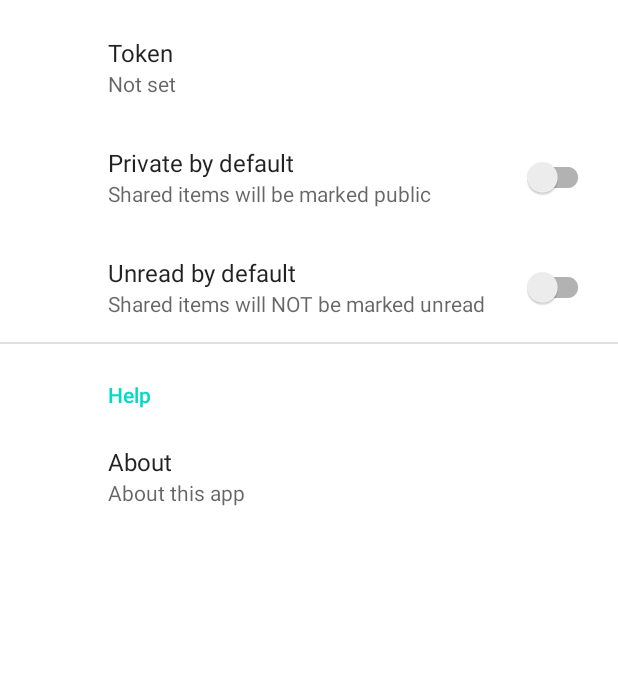
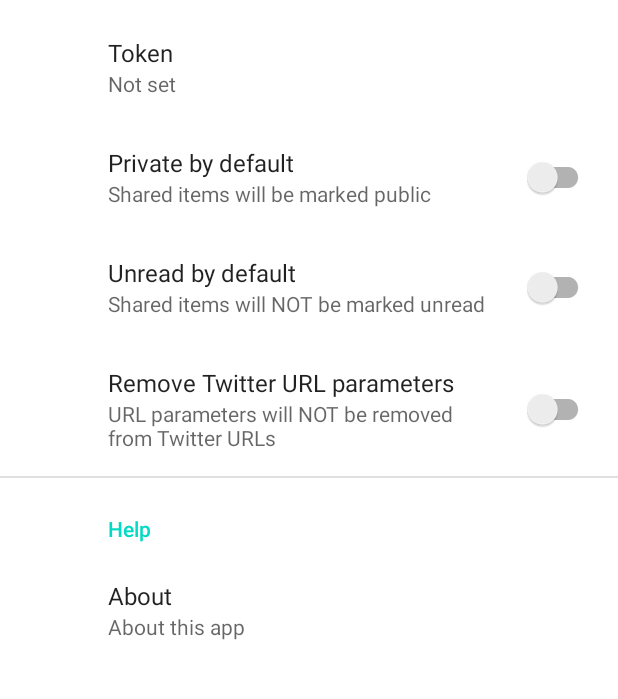
Before and after one commit to mbikovitsky/ShareToPinboard, an Android app: the screen it shows after launch (SettingsActivity), on a phone screen of 412 x 824 dp, the part 149-848 px from its top. Run offline under Robolectric (Android 15) with nearby library versions, the phone set to English and light mode, and no system bars; our stand-ins replace androidx.preference.

Commit message:
Implement Twitter URL filtering

```diff
--- a/app/src/main/java/com/bikodbg/sharetopinboard/Preferences.kt
+++ b/app/src/main/java/com/bikodbg/sharetopinboard/Preferences.kt
@@ -10,6 +10,8 @@ class Preferences(context: Context) {
 
     val unread get() = sharedPreferences.getBoolean(unreadByDefaultKey, false)
 
+    val filterTwitter get() = sharedPreferences.getBoolean(filterTwitterKey, false)
+
     private val sharedPreferences =
         PreferenceManager.getDefaultSharedPreferences(context)
 
@@ -20,4 +22,6 @@ class Preferences(context: Context) {
 
     private val unreadByDefaultKey =
         context.getString(R.string.pinboard_unread_by_default)
+
+    private val filterTwitterKey = context.getString(R.string.pinboard_filter_twitter)
 }
--- a/app/src/main/res/values/strings.xml
+++ b/app/src/main/res/values/strings.xml
@@ -19,6 +19,11 @@
     <string name="pinboard_unread_by_default_summary_on">Shared items will be marked unread</string>
     <string name="pinboard_unread_by_default_summary_off">Shared items will NOT be marked unread</string>
 
+    <string name="pinboard_filter_twitter">pinboard_filter_twitter</string>
+    <string name="pinboard_filter_twitter_preference_title">Remove Twitter URL parameters</string>
+    <string name="pinboard_filter_twitter_summary_on">URL parameters will be removed from Twitter URLs</string>
+    <string name="pinboard_filter_twitter_summary_off">URL parameters will NOT be removed from Twitter URLs</string>
+
     <!--  Help  -->
     <string name="about_preference_title">About</string>
     <string name="about_preference_summary">About this app</string>
--- a/app/src/main/res/xml/root_preferences.xml
+++ b/app/src/main/res/xml/root_preferences.xml
@@ -19,6 +19,12 @@
             app:summaryOn="@string/pinboard_unread_by_default_summary_on"
             app:title="@string/pinboard_unread_by_default_preference_title" />
 
+        <SwitchPreferenceCompat
+            app:key="@string/pinboard_filter_twitter"
+            app:summaryOff="@string/pinboard_filter_twitter_summary_off"
+            app:summaryOn="@string/pinboard_filter_twitter_summary_on"
+            app:title="@string/pinboard_filter_twitter_preference_title" />
+
     </PreferenceCategory>
 
     <PreferenceCategory app:title="@string/help_preferences_header">
```
Also changed, not shown: app/src/main/java/com/bikodbg/sharetopinboard/PinboardWorker.kt (+16 -1 lines), app/src/main/java/com/bikodbg/sharetopinboard/filters/IURIFilter.kt (added, +7 -0 lines), app/src/main/java/com/bikodbg/sharetopinboard/filters/TwitterFilter.kt (added, +16 -0 lines).
